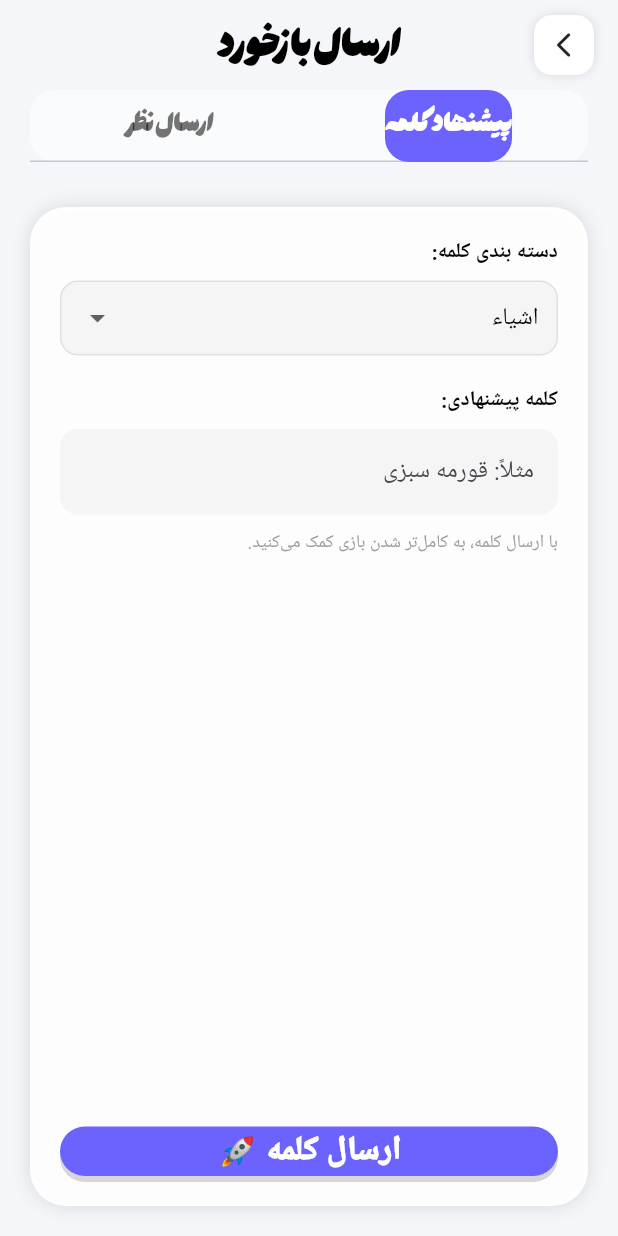
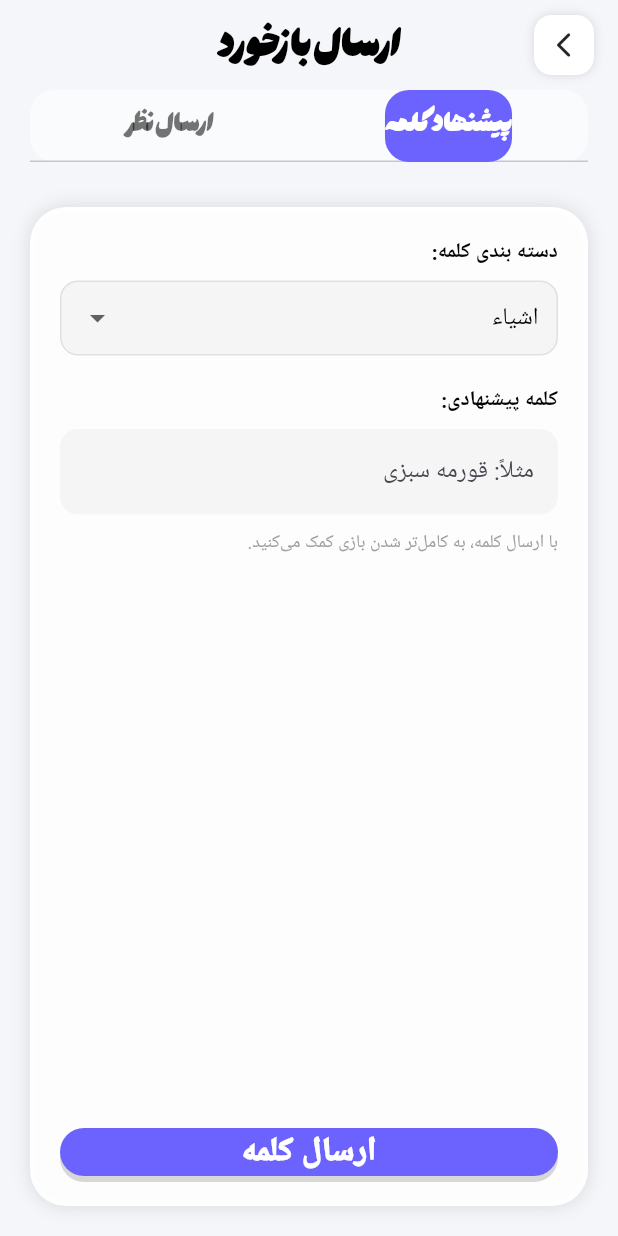
Before and after one commit to mojtabash520-cloud/dowr, a Flutter app: the FeedbackPage screen opened directly, on a phone screen of 412 x 824 dp. Run offline on Flutter 3.47's test engine with Material 3 defaults, Android fonts, the phone set to English and light mode, and no system bars; our stand-ins replace audioplayers, connectivity_plus, equatable, flutter_bloc, shared_preferences; missing offline and left inert: tapsell_plus; accounts and stored records are empty; network calls fail; Roboto replaces fonts that are missing (Peyda).

Commit message:
Update feedback_page.dart

```diff
--- a/lib/presentation/pages/feedback_page.dart
+++ b/lib/presentation/pages/feedback_page.dart
@@ -1,3 +1,4 @@
+import 'dart:async';
 import 'dart:convert';
 import 'package:flutter/material.dart';
 import 'package:http/http.dart' as http;
@@ -13,17 +14,19 @@ class FeedbackPage extends StatefulWidget {
 
 class _FeedbackPageState extends State<FeedbackPage>
     with SingleTickerProviderStateMixin {
-  // 🔴 اطلاعات ربات بله خود را اینجا وارد کنید
-  final String _botToken = "2818350:f0dZJGQYcTZOE55vWoo_N2eU0IglVhyonQU";
+
+  String get _botToken {
+    const part1 = "MjgxODM1MDpmMGRaSkdR";
+    const part2 = "WWNUWk9FNTV2V29vX04yZVUwSWdsVmh5b25RVQ==";
+    return utf8.decode(base64.decode(part1 + part2));
+  }
+
   final String _chatId = "726989697";
 
   late TabController _tabController;
-
-  // کنترلرها
   final _wordController = TextEditingController();
   final _commentController = TextEditingController();
 
-  // لیست دسته‌ها
   final List<String> _categories = [
     "اشیاء",
     "مکان‌ها",
@@ -56,17 +59,14 @@ class _FeedbackPageState extends State<FeedbackPage>
     super.dispose();
   }
 
-  // تابع بررسی اینترنت و ارسال پیام
   Future<void> _submitData({required bool isWordSuggestion}) async {
-    // ۱. بررسی اینترنت
     final connectivityResult = await Connectivity().checkConnectivity();
     if (connectivityResult == ConnectivityResult.none) {
       _showErrorDialog(
-          "خطای اتصال 🌐", "لطفاً اینترنت خود را چک کنید و دوباره تلاش کنید.");
+          "خطای اتصال", "لطفاً اینترنتت رو چک کن و دوباره امتحان کن.");
       return;
     }
 
-    // ۲. اعتبارسنجی ورودی
     if (isWordSuggestion && _wordController.text.trim().isEmpty) {
       _showErrorDialog("کلمه خالی است", "لطفاً یک کلمه بنویسید.");
       return;
@@ -78,11 +78,8 @@ class _FeedbackPageState extends State<FeedbackPage>
 
     setState(() => _isSending = true);
 
-    // ۳. ساخت متن پیام بر اساس نوع تب
     String message = "";
-
     if (isWordSuggestion) {
-      // فرمت پیام برای کلمه جدید
       message = """
 💡 *پیشنهاد کلمه جدید*
 ---------------------------
@@ -92,7 +89,6 @@ class _FeedbackPageState extends State<FeedbackPage>
 #کلمه_جدید #${_selectedCategory.replaceAll(' ', '_')}
 """;
     } else {
-      // فرمت پیام برای نظر
       message = """
 💌 *نظر یا انتقاد جدید*
 ---------------------------
@@ -104,7 +100,6 @@ ${_commentController.text.trim()}
     }
 
     try {
-      // ۴. ارسال به بله
       final url = Uri.parse("https://tapi.bale.ai/bot$_botToken/sendMessage");
       final response = await http.post(
         url,
@@ -113,7 +108,7 @@ ${_commentController.text.trim()}
           "chat_id": _chatId,
           "text": message,
         }),
-      );
+      ).timeout(const Duration(seconds: 10));
 
       if (response.statusCode == 200) {
         _showSuccessDialog(isWordSuggestion);
@@ -124,8 +119,10 @@ ${_commentController.text.trim()}
         }
       } else {
         _showErrorDialog(
-            "خطای سرور", "مشکلی در ارسال پیش آمد. کد: ${response.statusCode}");
+            "خطای سرور", "مشکلی در ارسال پیش اومد. کد: ${response.statusCode}");
       }
+    } on TimeoutException {
+      _showErrorDialog("خطای اینترنت", "ارتباط خیلی طول کشید! اینترنت شما ضعیفه.");
     } catch (e) {
       _showErrorDialog("خطای ارسال", "ارسال نشد. لطفاً بعداً تلاش کنید.");
     } finally {
@@ -159,7 +156,7 @@ ${_commentController.text.trim()}
             style: TextStyle(fontFamily: 'Hasti', color: Colors.green)),
         content: Text(
             isWord
-                ? "ممنون! کلمه پیشنهادی شما بررسی و اضافه خواهد شد."
+                ? "ممنون! کلمه پیشنهادیتو بررسی و اضافه میکنیم. دمت گرم❤️."
                 : "ممنون از نظر شما. حتماً می‌خوانیم!",
             style: const TextStyle(fontFamily: 'Peyda')),
         actions: [
@@ -179,7 +176,6 @@ ${_commentController.text.trim()}
         child: SafeArea(
           child: Column(
             children: [
-              // هدر با دکمه بازگشت
               Padding(
                 padding:
                     const EdgeInsets.symmetric(horizontal: 16, vertical: 10),
@@ -192,7 +188,7 @@ ${_commentController.text.trim()}
                         decoration: BoxDecoration(
                             color: Colors.white,
                             borderRadius: BorderRadius.circular(12),
-                            boxShadow: [
+                            boxShadow: const [
                               BoxShadow(color: Colors.black12, blurRadius: 5)
                             ]),
                         child: const Icon(Icons.arrow_forward_ios_rounded,
@@ -213,8 +209,6 @@ ${_commentController.text.trim()}
                   ],
                 ),
               ),
-
-              // تب بار (Tab Bar)
               Container(
                 margin: const EdgeInsets.symmetric(horizontal: 20),
                 decoration: BoxDecoration(
@@ -239,18 +233,12 @@ ${_commentController.text.trim()}
                   ],
                 ),
               ),
-
               const SizedBox(height: 10),
-
-              // محتوای تب‌ها
               Expanded(
                 child: TabBarView(
                   controller: _tabController,
                   children: [
-                    // تب ۱: پیشنهاد کلمه
                     _buildWordSuggestionTab(),
-
-                    // تب ۲: ارسال نظر
                     _buildCommentTab(),
                   ],
                 ),
@@ -269,7 +257,7 @@ ${_commentController.text.trim()}
       decoration: BoxDecoration(
         color: Colors.white.withOpacity(0.95),
         borderRadius: BorderRadius.circular(24),
-        boxShadow: [BoxShadow(color: Colors.black12, blurRadius: 10)],
+        boxShadow: const [BoxShadow(color: Colors.black12, blurRadius: 10)],
       ),
       child: Column(
         crossAxisAlignment: CrossAxisAlignment.start,
@@ -329,7 +317,7 @@ ${_commentController.text.trim()}
                 ? const Center(
                     child: CircularProgressIndicator(color: Color(0xFF6C63FF)))
                 : ToonButton(
-                    title: "ارسال کلمه 🚀",
+                    title: "ارسال کلمه",
                     color: const Color(0xFF6C63FF),
                     isLarge: true,
                     onPressed: () => _submitData(isWordSuggestion: true),
@@ -347,7 +335,7 @@ ${_commentController.text.trim()}
       decoration: BoxDecoration(
         color: Colors.white.withOpacity(0.95),
         borderRadius: BorderRadius.circular(24),
-        boxShadow: [BoxShadow(color: Colors.black12, blurRadius: 10)],
+        boxShadow: const [BoxShadow(color: Colors.black12, blurRadius: 10)],
       ),
       child: Column(
         crossAxisAlignment: CrossAxisAlignment.start,
@@ -361,7 +349,7 @@ ${_commentController.text.trim()}
           Expanded(
             child: TextField(
               controller: _commentController,
-              maxLines: 10, // فضای بیشتر برای نوشتن
+              maxLines: 10,
               decoration: InputDecoration(
                 hintText: "نظر، انتقاد، یا گزارش باگ...",
                 filled: true,
@@ -380,8 +368,8 @@ ${_commentController.text.trim()}
                 ? const Center(
                     child: CircularProgressIndicator(color: Color(0xFFFF6584)))
                 : ToonButton(
-                    title: "ارسال نظر 💌",
-                    color: const Color(0xFFFF6584), // رنگ متفاوت برای نظر
+                    title: "ارسال نظر",
+                    color: const Color(0xFFFF6584),
                     isLarge: true,
                     onPressed: () => _submitData(isWordSuggestion: false),
                   ),
```
